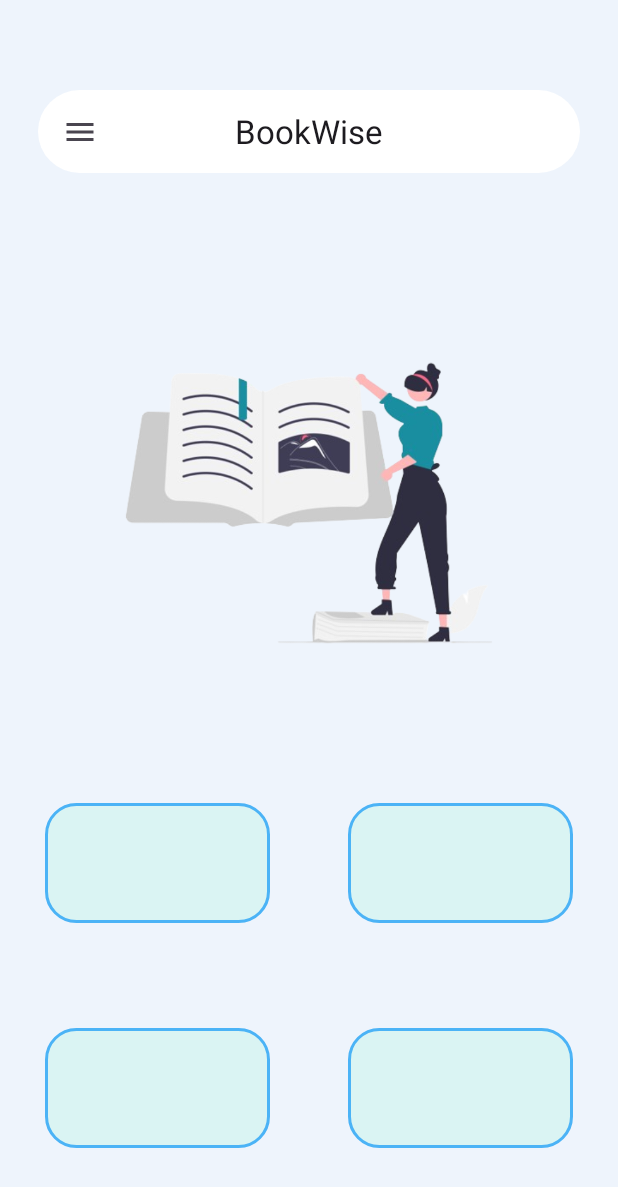
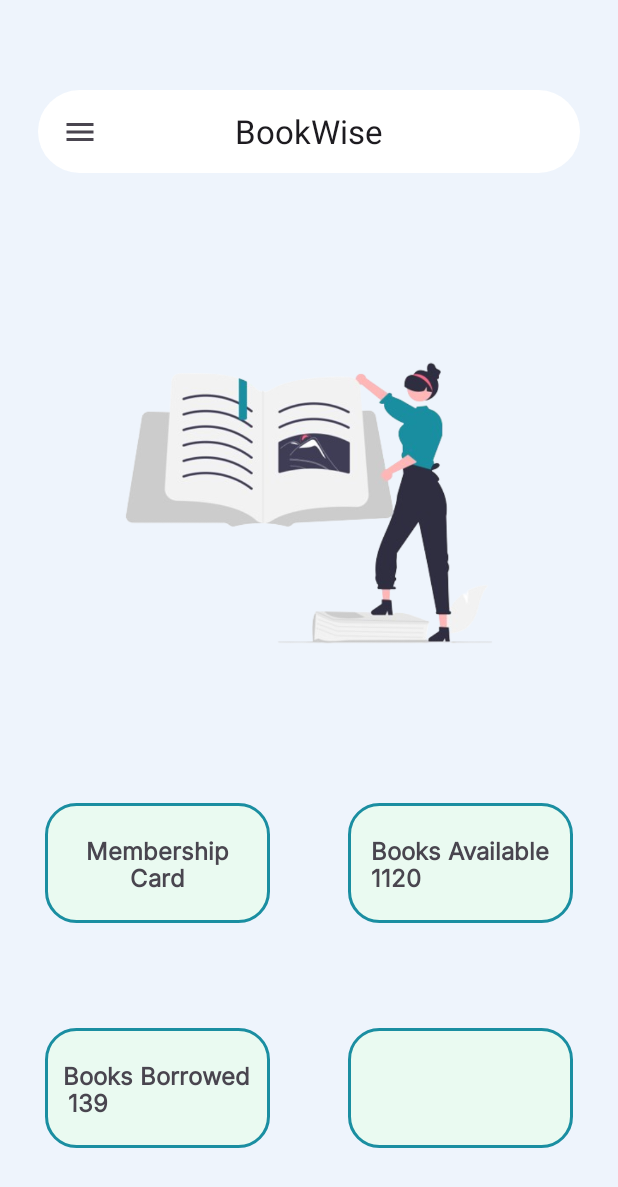
Before and after one commit to tishan-koleh/BookWise, an Android app: the screen it shows after launch (MemberActivity), on a phone screen of 412 x 824 dp. Shown: the top 1187 px of the screen. Run offline under Robolectric (Android 15) with nearby library versions, the phone set to English and light mode, and no system bars; our stand-ins replace data binding, navigation-ui.

Commit message:
Some Fixes

```diff
--- a/app/src/main/res/drawable/button_background.xml
+++ b/app/src/main/res/drawable/button_background.xml
@@ -2,7 +2,7 @@
     android:shape="rectangle"
     >
     <corners android:radius="20dp" /> <!-- Adjust the radius to control the roundness -->
-    <solid android:color="#daf4f3" /> <!-- Background color -->
+    <solid android:color="#EAFAF1  " /> <!-- Background color -->
     <stroke
-        android:width="2dp" android:color="#4BB3F6" /> <!-- Border color -->
+        android:width="2dp" android:color="#1A8EA1" /> <!-- Border color -->
 </shape>
--- a/app/src/main/res/layout/fragment_home.xml
+++ b/app/src/main/res/layout/fragment_home.xml
@@ -46,6 +46,7 @@
             android:layout_width="150dp"
             android:layout_height="80dp"
             android:background="@drawable/button_background"
+            android:paddingVertical="10dp"
             app:layout_constraintBottom_toBottomOf="parent"
             app:layout_constraintEnd_toEndOf="parent"
             app:layout_constraintHorizontal_bias="0.0"
@@ -53,6 +54,28 @@
             app:layout_constraintTop_toTopOf="parent"
             app:layout_constraintVertical_bias="0.0">
 
+          <TextView
+              android:id="@+id/textView"
+              android:layout_width="wrap_content"
+              android:layout_height="wrap_content"
+              android:layout_gravity="center_horizontal"
+              android:layout_margin="10dp"
+              android:fontFamily="@font/inter"
+              android:text="Membership"
+              android:textAlignment="viewStart"
+              android:textSize="16sp"
+              android:textStyle="bold" />
+
+          <TextView
+              android:id="@+id/textView2"
+              android:layout_width="wrap_content"
+              android:layout_height="wrap_content"
+              android:layout_gravity="center_horizontal"
+              android:layout_marginTop="28dp"
+              android:fontFamily="@font/inter"
+              android:text="Card"
+              android:textSize="16sp"
+              android:textStyle="bold" />
         </FrameLayout>
 
         <FrameLayout
@@ -60,6 +83,7 @@
             android:layout_width="150dp"
             android:layout_height="80dp"
             android:background="@drawable/button_background"
+            android:paddingVertical="10dp"
             app:layout_constraintBottom_toBottomOf="parent"
             app:layout_constraintEnd_toEndOf="parent"
             app:layout_constraintHorizontal_bias="1.0"
@@ -67,6 +91,28 @@
             app:layout_constraintTop_toTopOf="parent"
             app:layout_constraintVertical_bias="0.0">
 
+          <TextView
+              android:id="@+id/textView3"
+              android:layout_width="wrap_content"
+              android:layout_height="wrap_content"
+              android:layout_gravity="center_horizontal"
+              android:layout_marginTop="10dp"
+              android:fontFamily="@font/inter"
+              android:text="Books Available"
+              android:textSize="16sp"
+              android:textStyle="bold" />
+
+          <TextView
+              android:id="@+id/textView4"
+              android:layout_width="wrap_content"
+              android:layout_height="wrap_content"
+              android:layout_marginLeft="15dp"
+              android:layout_marginTop="28dp"
+              android:fontFamily="@font/inter"
+              android:gravity="left"
+              android:text="1120"
+              android:textSize="16sp"
+              android:textStyle="bold" />
         </FrameLayout>
 
 
@@ -88,6 +134,7 @@
             android:layout_width="150dp"
             android:layout_height="80dp"
             android:background="@drawable/button_background"
+            android:paddingVertical="10dp"
             app:layout_constraintBottom_toBottomOf="parent"
             app:layout_constraintEnd_toEndOf="parent"
             app:layout_constraintHorizontal_bias="0.0"
@@ -95,6 +142,28 @@
             app:layout_constraintTop_toTopOf="parent"
             app:layout_constraintVertical_bias="0.0">
 
+          <TextView
+              android:id="@+id/textView3"
+              android:layout_width="wrap_content"
+              android:layout_height="wrap_content"
+              android:layout_gravity="center_horizontal"
+              android:layout_marginTop="10dp"
+              android:fontFamily="@font/inter"
+              android:text="Books Borrowed"
+              android:textSize="16sp"
+              android:textStyle="bold" />
+
+          <TextView
+              android:id="@+id/textView4"
+              android:layout_width="wrap_content"
+              android:layout_height="wrap_content"
+              android:layout_marginLeft="15dp"
+              android:layout_marginTop="28dp"
+              android:fontFamily="@font/inter"
+              android:gravity="left"
+              android:text="139"
+              android:textSize="16sp"
+              android:textStyle="bold" />
         </FrameLayout>
 
         <FrameLayout
```
Also changed, not shown: app/src/main/res/layout/trial.xml (added, +64 -0 lines).
